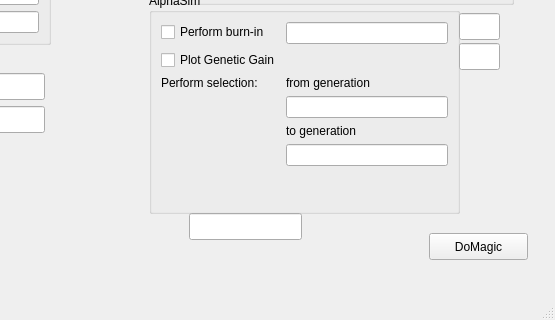
Before: the Qt Designer form SelectionParameters.ui in janaobsteter/Genotype_CODES, drawn with Qt 5; both pictures show x 341 to 896 and y 467 to 787 of the 896 by 787 pixel window.
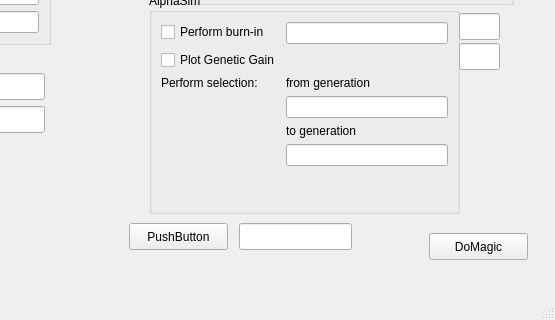
After: the same form once the commit is applied.

Commit message: Selection_total, *args class

Patch:
```diff
--- a/SelectionParameters.ui
+++ b/SelectionParameters.ui
@@ -387,16 +387,6 @@
      <string>DoMagic</string>
     </property>
    </widget>
-   <widget class="QLineEdit" name="AlphaSimDir">
-    <property name="geometry">
-     <rect>
-      <x>530</x>
-      <y>680</y>
-      <width>113</width>
-      <height>27</height>
-     </rect>
-    </property>
-   </widget>
    <widget class="QLineEdit" name="NoSires">
     <property name="geometry">
      <rect>
@@ -417,6 +407,29 @@
      </rect>
     </property>
    </widget>
+   <widget class="QPushButton" name="AlphaSimDir">
+    <property name="geometry">
+     <rect>
+      <x>470</x>
+      <y>690</y>
+      <width>99</width>
+      <height>27</height>
+     </rect>
+    </property>
+    <property name="text">
+     <string>PushButton</string>
+    </property>
+   </widget>
+   <widget class="QLineEdit" name="AlphaSimDirShow">
+    <property name="geometry">
+     <rect>
+      <x>580</x>
+      <y>690</y>
+      <width>113</width>
+      <height>27</height>
+     </rect>
+    </property>
+   </widget>
    <zorder>groupBox</zorder>
    <zorder>groupBox_2</zorder>
    <zorder>groupBox_3</zorder>
```
Left out of the diff: 5 changed lines with no effect on the pictures. The commit also changes 5 other files.
